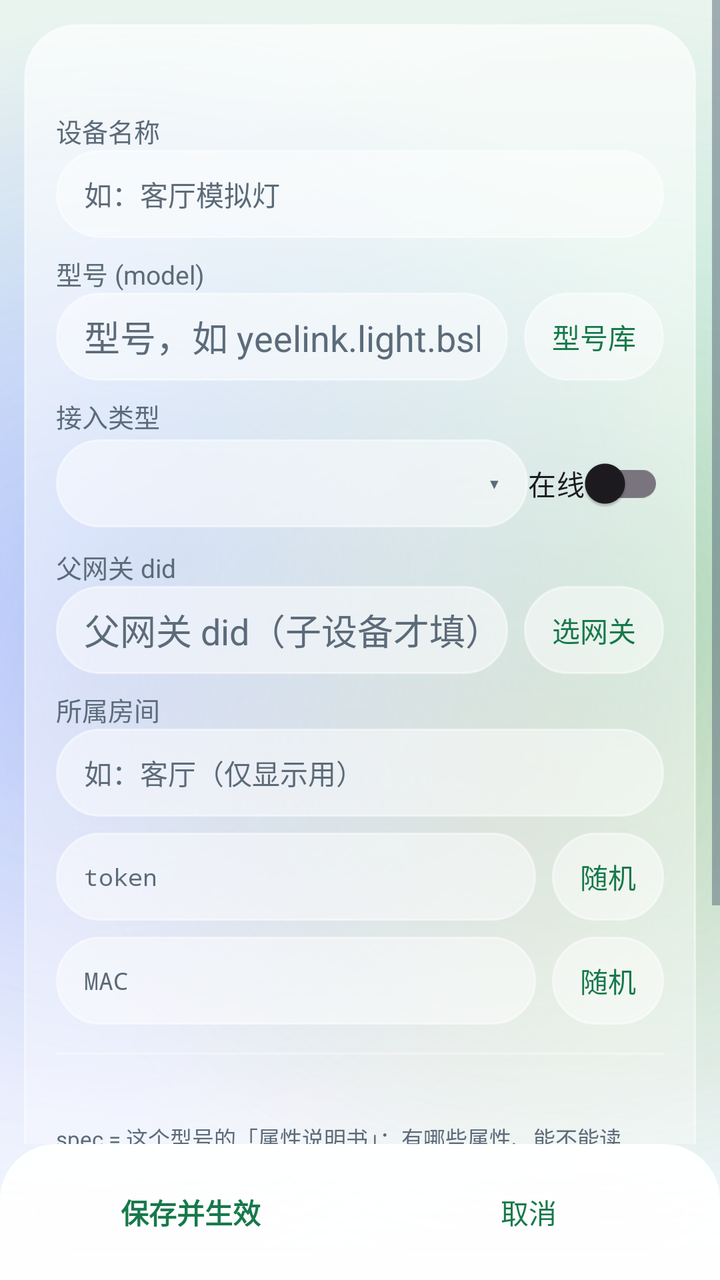
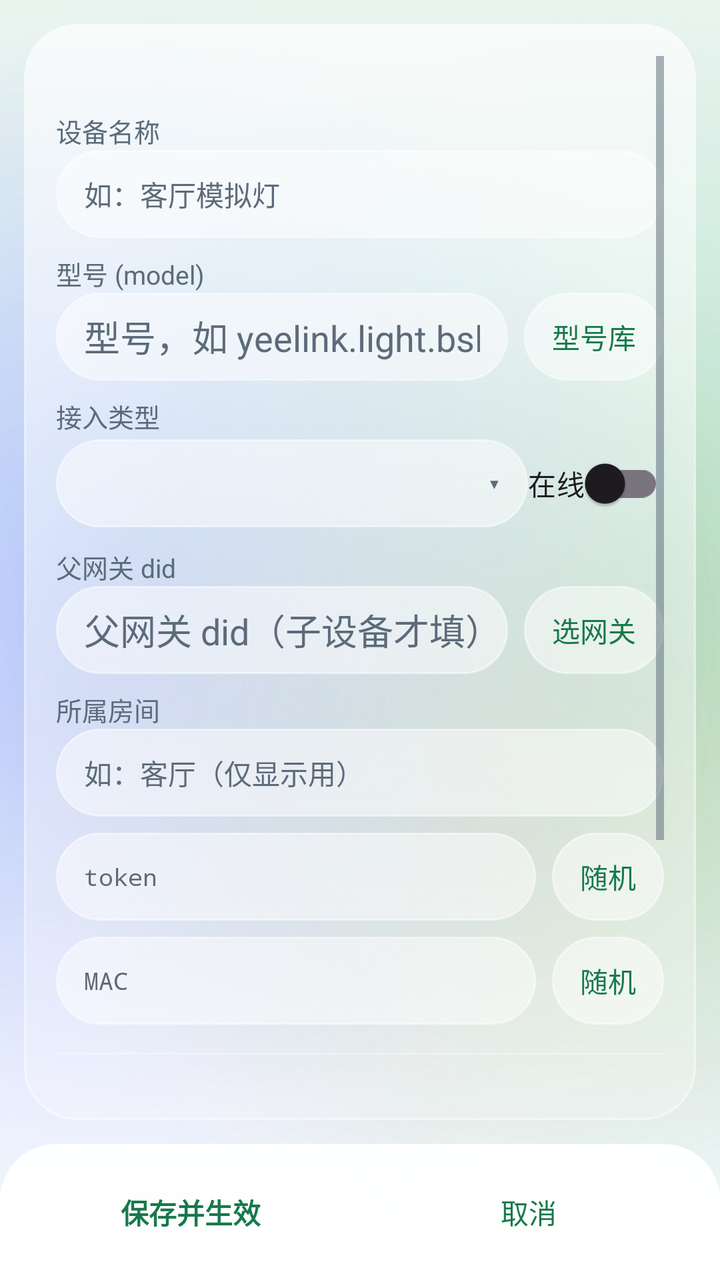

Screens rendered from an Android XML layout before and after an edit, with the pre-edit source and the edit as a unified diff.
<!-- AndroidManifest.xml: application theme Theme.MijiaSim -->
<!-- res/layout/activity_device_edit.xml -->
<?xml version="1.0" encoding="utf-8"?>
<LinearLayout xmlns:android="http://schemas.android.com/apk/res/android"
    android:layout_width="match_parent"
    android:layout_height="match_parent"
    android:orientation="vertical">

    <ScrollView
        android:layout_width="match_parent"
        android:layout_height="0dp"
        android:layout_weight="1"
        android:fillViewport="true">

        <LinearLayout
            android:layout_width="match_parent"
            android:layout_height="wrap_content"
            android:layout_margin="12dp"
            android:background="@drawable/bg_glass_card_faint"
            android:orientation="vertical"
            android:padding="16dp">

            <TextView
                android:id="@+id/edit_did"
                android:layout_width="match_parent"
                android:layout_height="wrap_content"
                android:fontFamily="monospace"
                android:textColor="@color/ink_muted"
                android:textSize="13sp" />

            <TextView
                android:layout_width="match_parent"
                android:layout_height="wrap_content"
                android:paddingTop="10dp"
                android:text="@string/label_name"
                android:textColor="@color/ink_muted"
                android:textSize="13sp" />

            <EditText
                android:id="@+id/input_name"
                android:layout_width="match_parent"
                android:layout_height="44dp"
                android:background="@drawable/bg_glass_pill_input"
                android:gravity="center_vertical"
                android:hint="@string/hint_name"
                android:inputType="text"
                android:maxLines="1"
                android:paddingLeft="14dp"
                android:paddingRight="14dp"
                android:textColor="@color/ink"
                android:textColorHint="@color/ink_muted"
                android:textSize="14sp" />

            <TextView
                android:layout_width="match_parent"
                android:layout_height="wrap_content"
                android:paddingTop="8dp"
                android:text="@string/label_model"
                android:textColor="@color/ink_muted"
                android:textSize="13sp" />

            <LinearLayout
                android:layout_width="match_parent"
                android:layout_height="wrap_content"
                android:gravity="center_vertical"
                android:orientation="horizontal">

                <EditText
                    android:id="@+id/input_model"
                    android:layout_width="0dp"
                    android:layout_height="44dp"
                    android:layout_weight="1"
                    android:background="@drawable/bg_glass_pill_input"
                    android:gravity="center_vertical"
                    android:hint="@string/hint_model"
                    android:inputType="text"
                    android:maxLines="1"
                    android:minHeight="44dp"
                    android:paddingLeft="14dp"
                    android:paddingRight="14dp"
                    android:textColor="@color/ink"
                    android:textColorHint="@color/ink_muted" />

                <Button
                    android:id="@+id/btn_pick_model"
                    style="@style/Widget.MijiaSim.Button.Pill"
                    android:layout_width="wrap_content"
                    android:layout_height="44dp"
                    android:textSize="14sp"
                    android:layout_marginStart="8dp"
                    android:text="@string/action_pick_model" />
            </LinearLayout>

            <TextView
                android:layout_width="match_parent"
                android:layout_height="wrap_content"
                android:paddingTop="8dp"
                android:text="@string/label_type"
                android:textColor="@color/ink_muted"
                android:textSize="13sp" />

            <LinearLayout
                android:layout_width="match_parent"
                android:layout_height="wrap_content"
                android:gravity="center_vertical"
                android:orientation="horizontal">

                
                <FrameLayout
                    android:layout_width="0dp"
                    android:layout_height="44dp"
                    android:layout_weight="1"
                    android:background="@drawable/bg_glass_pill_input">

                    <Spinner
                        android:id="@+id/spinner_type"
                        android:layout_width="match_parent"
                        android:layout_height="44dp"
                        android:background="@null"
                        android:paddingStart="16dp"
                        android:paddingEnd="34dp" />

                    <TextView
                        android:layout_width="34dp"
                        android:layout_height="44dp"
                        android:layout_gravity="end"
                        android:gravity="center"
                        android:text="@string/status_arrow_open"
                        android:textColor="@color/ink_muted"
                        android:textSize="14sp" />
                </FrameLayout>

                <androidx.appcompat.widget.SwitchCompat
                    android:id="@+id/switch_online"
                    android:layout_width="wrap_content"
                    android:layout_height="wrap_content"
                    android:text="@string/label_online" />
            </LinearLayout>

            <TextView
                android:id="@+id/label_parent_row"
                android:layout_width="match_parent"
                android:layout_height="wrap_content"
                android:paddingTop="8dp"
                android:text="@string/label_parent_gateway"
                android:textColor="@color/ink_muted"
                android:textSize="13sp" />

            <LinearLayout
                android:id="@+id/parent_row"
                android:layout_width="match_parent"
                android:layout_height="wrap_content"
                android:gravity="center_vertical"
                android:orientation="horizontal">

                <EditText
                    android:id="@+id/input_parent_did"
                    android:layout_width="0dp"
                    android:layout_height="44dp"
                    android:layout_weight="1"
                    android:background="@drawable/bg_glass_pill_input"
                    android:gravity="center_vertical"
                    android:hint="@string/hint_parent_did"
                    android:inputType="number"
                    android:maxLines="1"
                    android:minHeight="44dp"
                    android:paddingLeft="14dp"
                    android:paddingRight="14dp"
                    android:textColor="@color/ink"
                    android:textColorHint="@color/ink_muted" />

                <Button
                    android:id="@+id/btn_pick_parent"
                    style="@style/Widget.MijiaSim.Button.Pill"
                    android:layout_width="wrap_content"
                    android:layout_height="44dp"
                    android:textSize="14sp"
                    android:layout_marginStart="8dp"
                    android:text="@string/action_pick_gateway" />
            </LinearLayout>

            <TextView
                android:layout_width="match_parent"
                android:layout_height="wrap_content"
                android:paddingTop="8dp"
                android:text="@string/label_room"
                android:textColor="@color/ink_muted"
                android:textSize="13sp" />

            <EditText
                android:id="@+id/input_room"
                android:layout_width="match_parent"
                android:layout_height="44dp"
                android:background="@drawable/bg_glass_pill_input"
                android:gravity="center_vertical"
                android:hint="@string/hint_room"
                android:inputType="text"
                android:maxLines="1"
                android:paddingLeft="14dp"
                android:paddingRight="14dp"
                android:textColor="@color/ink"
                android:textColorHint="@color/ink_muted"
                android:textSize="14sp" />

            <LinearLayout
                android:layout_width="match_parent"
                android:layout_height="wrap_content"
                android:gravity="center_vertical"
                android:orientation="horizontal"
                android:paddingTop="8dp">

                <EditText
                    android:id="@+id/input_token"
                    android:layout_width="0dp"
                    android:layout_height="44dp"
                    android:layout_weight="1"
                    android:background="@drawable/bg_glass_pill_input"
                    android:gravity="center_vertical"
                    android:fontFamily="monospace"
                    android:hint="@string/label_token"
                    android:inputType="textCapCharacters"
                    android:maxLines="1"
                    android:minHeight="44dp"
                    android:paddingLeft="14dp"
                    android:paddingRight="14dp"
                    android:textColor="@color/ink"
                    android:textColorHint="@color/ink_muted"
                    android:textSize="12sp" />

                <Button
                    android:id="@+id/btn_token"
                    style="@style/Widget.MijiaSim.Button.Pill"
                    android:layout_width="wrap_content"
                    android:layout_height="44dp"
                    android:textSize="14sp"
                    android:layout_marginStart="8dp"
                    android:text="@string/action_random" />
            </LinearLayout>

            <LinearLayout
                android:layout_width="match_parent"
                android:layout_height="wrap_content"
                android:gravity="center_vertical"
                android:orientation="horizontal"
                android:paddingTop="8dp">

                <EditText
                    android:id="@+id/input_mac"
                    android:layout_width="0dp"
                    android:layout_height="44dp"
                    android:layout_weight="1"
                    android:background="@drawable/bg_glass_pill_input"
                    android:gravity="center_vertical"
                    android:fontFamily="monospace"
                    android:hint="@string/label_mac"
                    android:inputType="textCapCharacters"
                    android:maxLines="1"
                    android:minHeight="44dp"
                    android:paddingLeft="14dp"
                    android:paddingRight="14dp"
                    android:textColor="@color/ink"
                    android:textColorHint="@color/ink_muted"
                    android:textSize="12sp" />

                <Button
                    android:id="@+id/btn_mac"
                    style="@style/Widget.MijiaSim.Button.Pill"
                    android:layout_width="wrap_content"
                    android:layout_height="44dp"
                    android:textSize="14sp"
                    android:layout_marginStart="8dp"
                    android:text="@string/action_random" />
            </LinearLayout>

            <View
                android:layout_width="match_parent"
                android:layout_height="1dp"
                android:layout_marginTop="14dp"
                android:layout_marginBottom="14dp"
                android:background="@color/glass_stroke_soft" />

            <TextView
                android:id="@+id/spec_summary"
                android:layout_width="match_parent"
                android:layout_height="wrap_content"
                android:textColor="@color/ink"
                android:textSize="13sp" />

            
            <TextView
                android:layout_width="match_parent"
                android:layout_height="wrap_content"
                android:paddingTop="2dp"
                android:text="@string/hint_spec_what"
                android:textColor="@color/ink_muted"
                android:textSize="11sp" />

            <LinearLayout
                android:layout_width="match_parent"
                android:layout_height="wrap_content"
                android:layout_marginTop="4dp"
                android:gravity="center_vertical"
                android:orientation="horizontal">

                <Button
                    android:id="@+id/btn_fetch_spec"
                    style="@style/Widget.MijiaSim.Button.Pill"
                    android:layout_width="wrap_content"
                    android:layout_height="44dp"
                    android:textSize="14sp"
                    android:text="@string/action_fetch_spec_online" />

                <Button
                    android:id="@+id/btn_reset_state"
                    style="@style/Widget.MijiaSim.Button.Pill"
                    android:layout_width="wrap_content"
                    android:layout_height="44dp"
                    android:textSize="14sp"
                    android:layout_marginStart="8dp"
                    android:text="@string/action_reset_state" />
            </LinearLayout>

            <TextView
                android:layout_width="match_parent"
                android:layout_height="wrap_content"
                android:paddingTop="12dp"
                android:text="@string/label_props"
                android:textColor="@color/ink"
                android:textSize="15sp"
                android:textStyle="bold" />

            <LinearLayout
                android:id="@+id/prop_container"
                android:layout_width="match_parent"
                android:layout_height="wrap_content"
                android:orientation="vertical" />

        </LinearLayout>
    </ScrollView>

    
    <LinearLayout
        android:id="@+id/bottom_action_bar"
        android:layout_width="match_parent"
        android:layout_height="wrap_content"
        android:background="@drawable/bg_glass_bar_bottom"
        android:elevation="10dp"
        android:gravity="center_vertical"
        android:orientation="horizontal"
        android:paddingStart="16dp"
        android:paddingTop="12dp"
        android:paddingEnd="16dp"
        android:paddingBottom="12dp">

        
        <Button
            android:id="@+id/btn_save"
            style="@style/Widget.MijiaSim.Button.Primary"
            android:layout_width="0dp"
            android:layout_height="44dp"
            android:layout_weight="1"
            android:background="@drawable/bg_glass_input_button"
            android:text="@string/action_save"
            android:textSize="14sp" />

        <Button
            android:id="@+id/btn_cancel"
            style="@style/Widget.MijiaSim.Button.Pill"
            android:layout_width="0dp"
            android:layout_height="44dp"
            android:layout_marginStart="10dp"
            android:layout_weight="1"
            android:background="@drawable/bg_glass_input_button"
            android:text="@string/action_cancel"
            android:textSize="14sp" />
    </LinearLayout>
</LinearLayout>
<!-- resources referenced by this layout -->
<resources>
  <color name="glass_stroke_soft">#4DFFFFFF</color>
  <color name="ink">#FF1B1F24</color>
  <color name="ink_muted">#FF5C6B7A</color>
  <string name="action_cancel">取消</string>
  <string name="action_fetch_spec_online">在线取 spec</string>
  <string name="action_pick_gateway">选网关</string>
  <string name="action_pick_model">型号库</string>
  <string name="action_random">随机</string>
  <string name="action_reset_state">重置实时状态</string>
  <string name="action_save">保存并生效</string>
  <string name="hint_model">型号，如 yeelink.light.bslamp2</string>
  <string name="hint_name">如：客厅模拟灯</string>
  <string name="hint_parent_did">父网关 did（子设备才填）</string>
  <string name="hint_room">如：客厅（仅显示用）</string>
  <string name="hint_spec_what">spec = 这个型号的「属性说明书」：有哪些属性、能不能读写、取值范围、每个枚举值什么意思。
          面板和下面的属性初值都照它来；属性名显示成「中文(英文)」，官方没给中文的才只留英文。</string>
  <string name="label_mac">MAC</string>
  <string name="label_model">型号 (model)</string>
  <string name="label_name">设备名称</string>
  <string name="label_online">在线</string>
  <string name="label_parent_gateway">父网关 did</string>
  <string name="label_props">属性初值</string>
  <string name="label_room">所属房间</string>
  <string name="label_token">token</string>
  <string name="label_type">接入类型</string>
  <string name="status_arrow_open">▾</string>
  <style name="Widget.MijiaSim.Button.Primary" parent="Widget.MijiaSim.Button.Pill">
          <item name="android:textStyle">bold</item>
      </style>
  <color name="bar_top">#F2FFFFFF</color>
  <color name="bar_bottom">#D9FFFFFF</color>
  <color name="glass_stroke">#80FFFFFF</color>
  <color name="glass_card_faint_bottom">#3DFFFFFF</color>
  <color name="glass_card_faint_top">#A6FFFFFF</color>
  <color name="pill_pressed">#B3FFFFFF</color>
  <color name="pill_disabled">#40FFFFFF</color>
  <color name="glass_input_fill">#8CFFFFFF</color>
  <color name="pill_fill">#80FFFFFF</color>
  <color name="accent">#FF2bb673</color>
  <color name="accent_deep">#FF17794A</color>
  <color name="liquid_sky">#FFF3F8FF</color>
  <style name="ThemeOverlay.MijiaSim.ActionBar" parent="ThemeOverlay.AppCompat.Light">
          <item name="colorControlNormal">@color/ink</item>
          <item name="android:textColorPrimary">@color/ink</item>
      </style>
  <style name="Widget.MijiaSim.PopupMenu.Overflow" parent="Widget.AppCompat.PopupMenu.Overflow">
          <item name="android:popupBackground">@drawable/bg_glass_popup</item>
          <item name="android:popupElevation">10dp</item>
          <item name="overlapAnchor">false</item>
          <item name="android:dropDownVerticalOffset">6dp</item>
      </style>
  <style name="Widget.MijiaSim.PopupMenu" parent="Widget.AppCompat.PopupMenu">
          <item name="android:popupBackground">@drawable/bg_glass_popup</item>
          <item name="android:popupElevation">10dp</item>
      </style>
  <style name="TextAppearance.MijiaSim.PopupMenuItem" parent="TextAppearance.AppCompat.Widget.PopupMenu.Large">
          <item name="android:textColor">@color/ink</item>
          <item name="android:textSize">14sp</item>
      </style>
  <color name="liquid_mist">#FFEAF4EF</color>
  <color name="blob_mint">#552BB673</color>
  <color name="blob_blue">#4D4C9AFF</color>
  <color name="blob_violet">#3D8E7CFF</color>
  <color name="blob_amber">#2EF2A33C</color>
  <style name="TextAppearance.MijiaSim.ActionBar.Title" parent="TextAppearance.AppCompat.Widget.ActionBar.Title">
          <item name="android:textColor">@color/ink</item>
          <item name="android:textSize">20sp</item>
          <item name="android:textStyle">bold</item>
          <item name="android:letterSpacing">0.01</item>
      </style>
  <style name="TextAppearance.MijiaSim.ActionBar.Subtitle" parent="TextAppearance.AppCompat.Widget.ActionBar.Subtitle">
          <item name="android:textColor">@color/ink_muted</item>
      </style>
  <color name="dialog_fill">#F7FFFFFF</color>
  <color name="popup_bottom">#FFF6FAFF</color>
  <color name="popup_top">#FFFFFFFF</color>
  <color name="glass_divider">#14000000</color>
  <!-- unchanged entries left out for length: 12 -->
</resources>

<!-- the commit's change to res/layout/activity_device_edit.xml (unified diff, before → after) -->
@@ -4,19 +4,26 @@
     android:layout_height="match_parent"
     android:orientation="vertical">
 
-    <ScrollView
+    
+    <LinearLayout
         android:layout_width="match_parent"
         android:layout_height="0dp"
+        android:layout_margin="12dp"
         android:layout_weight="1"
-        android:fillViewport="true">
-
-        <LinearLayout
+        android:background="@drawable/bg_glass_card_faint"
+        android:orientation="vertical"
+        android:padding="16dp">
+
+        <ScrollView
             android:layout_width="match_parent"
-            android:layout_height="wrap_content"
-            android:layout_margin="12dp"
-            android:background="@drawable/bg_glass_card_faint"
-            android:orientation="vertical"
-            android:padding="16dp">
+            android:layout_height="match_parent"
+            android:fillViewport="true"
+            android:scrollbars="vertical">
+
+            <LinearLayout
+                android:layout_width="match_parent"
+                android:layout_height="wrap_content"
+                android:orientation="vertical">
 
             <TextView
                 android:id="@+id/edit_did"
@@ -333,8 +340,9 @@
                 android:layout_height="wrap_content"
                 android:orientation="vertical" />
 
-        </LinearLayout>
-    </ScrollView>
+            </LinearLayout>
+        </ScrollView>
+    </LinearLayout>
 
     
     <LinearLayout
